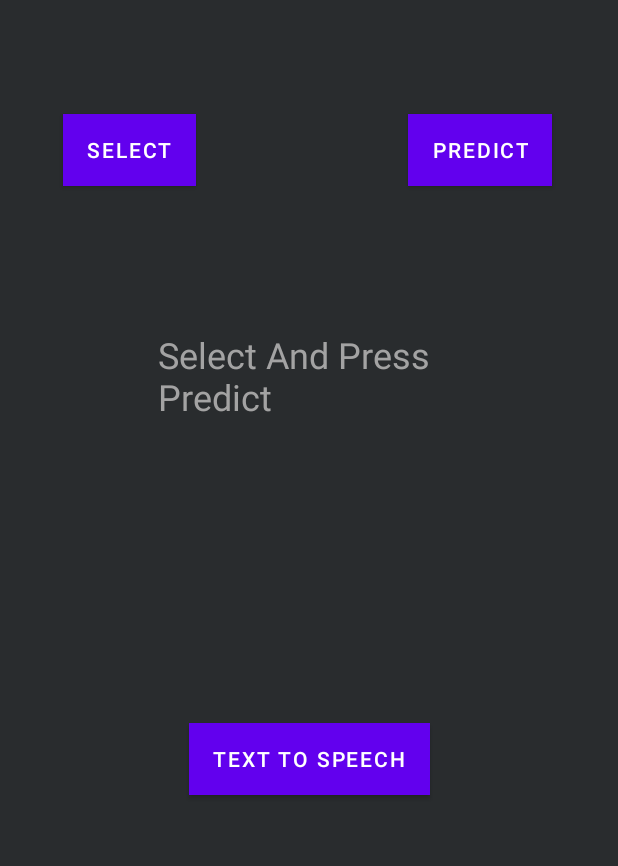
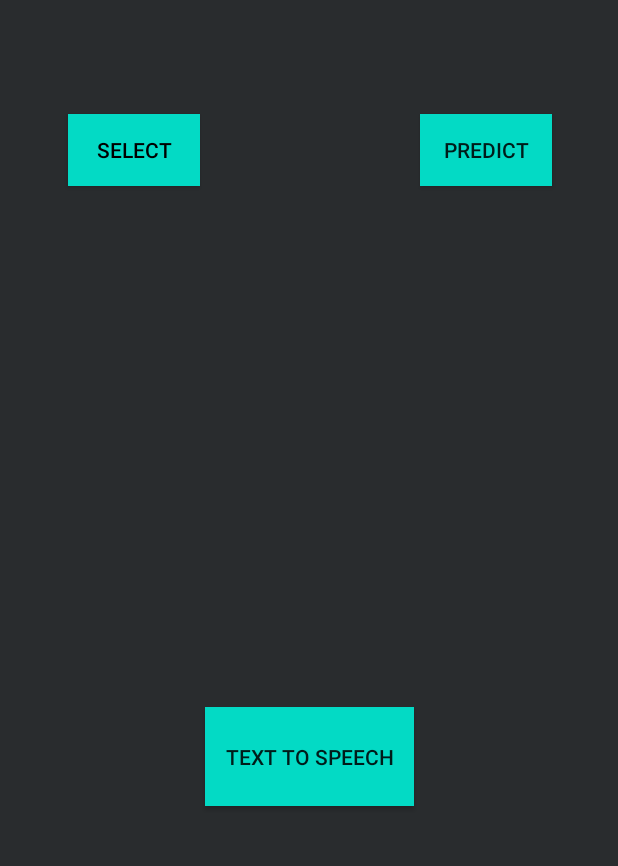
Before and after one commit to CODE-OWLS/EyeSee, an Android app: the layout activity_main.xml on its own in the app's theme, with its tools: preview values and no code run, on a phone screen of 412 x 824 dp, the part 296-1162 px from its top. Run offline under Robolectric (Android 15) with nearby library versions, the phone set to English and light mode, and no system bars; network calls fail.

Commit message:
big update
everything works

```diff
--- a/EYESEE/app/src/main/AndroidManifest.xml
+++ b/EYESEE/app/src/main/AndroidManifest.xml
@@ -4,13 +4,15 @@
 
     <application
         android:allowBackup="true"
-        android:icon="@mipmap/ic_launcher"
+        android:icon="@drawable/logo_white"
         android:label="@string/app_name"
         android:roundIcon="@mipmap/ic_launcher_round"
         android:supportsRtl="true"
         android:theme="@style/Theme.EYESEE">
         <activity android:name=".MainActivity">
+            android:icon="@drawable/logo_white"
             <intent-filter>
+
                 <action android:name="android.intent.action.MAIN" />
                 <action android:name="android.intent.action.TTS_SERVICE" />
                 <category android:name="android.intent.category.LAUNCHER" />
--- a/EYESEE/app/src/main/res/layout/activity_main.xml
+++ b/EYESEE/app/src/main/res/layout/activity_main.xml
@@ -24,12 +24,18 @@
         android:layout_height="wrap_content"
         android:layout_marginTop="76dp"
         android:layout_marginEnd="52dp"
+        android:background="@color/teal_200"
+
         android:text="Select"
-        android:background="#454b4e"
+        android:textColor="@color/black"
+        android:textColorHighlight="#090000"
+        android:textColorHint="#000000"
+        android:textColorLink="#000000"
         app:layout_constraintEnd_toStartOf="@+id/button4"
         app:layout_constraintHorizontal_bias="0.322"
         app:layout_constraintStart_toStartOf="parent"
-        app:layout_constraintTop_toBottomOf="@+id/imageView" />
+        app:layout_constraintTop_toBottomOf="@+id/imageView"
+        app:strokeColor="#FFFFFF" />
 
     <Button
         android:id="@+id/button4"
@@ -37,7 +43,7 @@
         android:layout_height="wrap_content"
         android:layout_marginTop="76dp"
         android:layout_marginEnd="44dp"
-        android:background="#454b4e"
+        android:background="@color/teal_200"
         android:text="Predict"
         app:layout_constraintEnd_toEndOf="parent"
         app:layout_constraintTop_toBottomOf="@+id/imageView" />
@@ -46,22 +52,23 @@
         android:id="@+id/textView"
         android:layout_width="201dp"
         android:layout_height="165dp"
-        android:layout_marginTop="220dp"
+        android:layout_marginTop="216dp"
         android:background="#292C2E"
-        android:text="Select And Press Predict"
-        android:textColor="#A3A3A3"
+        android:text=""
+        android:textColor="@color/white"
         android:textSize="24sp"
         app:layout_constraintEnd_toEndOf="parent"
+        app:layout_constraintHorizontal_bias="0.566"
         app:layout_constraintStart_toStartOf="parent"
         app:layout_constraintTop_toBottomOf="@+id/imageView" />
 
     <Button
         android:id="@+id/tts"
-        android:layout_width="wrap_content"
-        android:layout_height="wrap_content"
-        android:background="#e4e4de"
+        android:layout_width="139dp"
+        android:layout_height="66dp"
+        android:background="@color/teal_200"
+        android:backgroundTint="#03DAC5"
         android:text="Text To Speech"
-        android:backgroundTint="#e4e4de"
         app:layout_constraintBottom_toBottomOf="parent"
         app:layout_constraintEnd_toEndOf="parent"
         app:layout_constraintStart_toStartOf="parent"
--- a/EYESEE/app/src/main/res/values/themes.xml
+++ b/EYESEE/app/src/main/res/values/themes.xml
@@ -1,6 +1,6 @@
 <resources xmlns:tools="http://schemas.android.com/tools">
     <!-- Base application theme. -->
-    <style name="Theme.EYESEE" parent="Theme.MaterialComponents.DayNight.DarkActionBar">
+    <style name="Theme.EYESEE" parent="Theme.AppCompat.Light.NoActionBar">
         <!-- Primary brand color. -->
         <item name="colorPrimary">@color/purple_500</item>
         <item name="colorPrimaryVariant">@color/purple_700</item>
```
